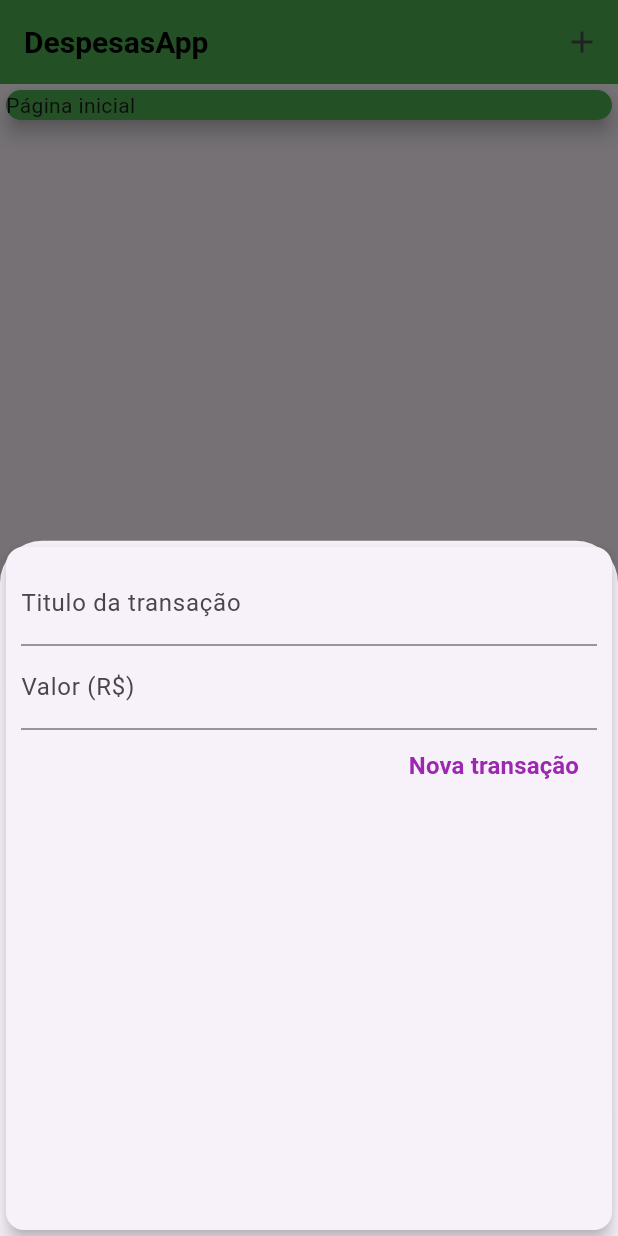
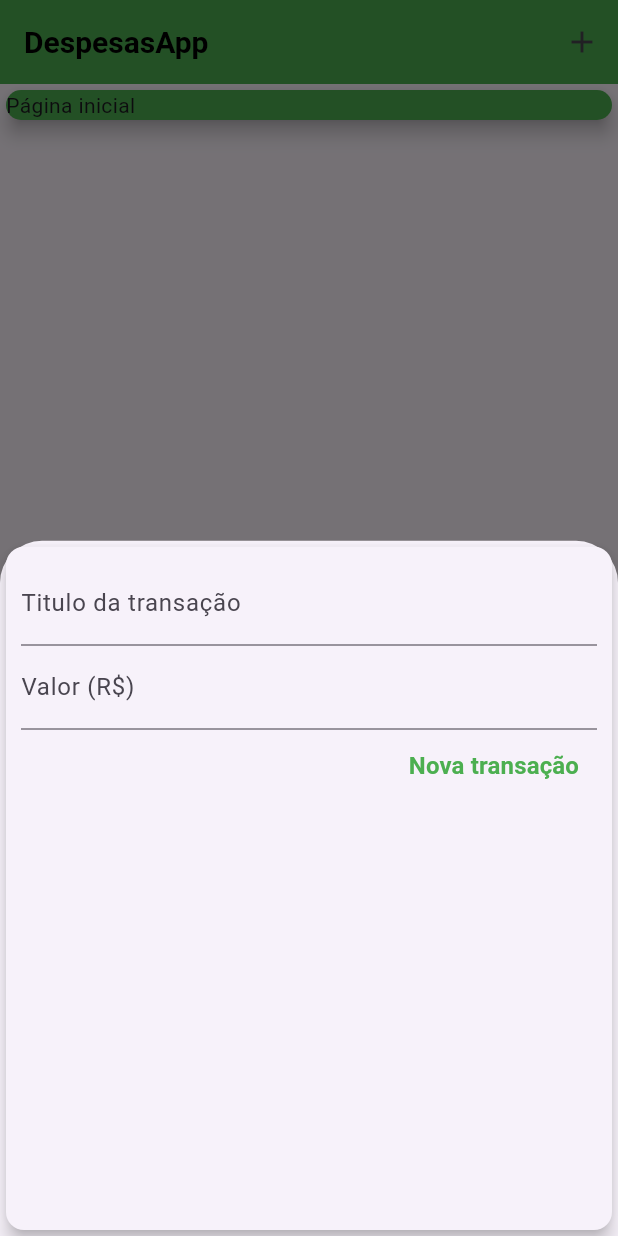
Before and after one commit to Bazchh/despesasApp, a Flutter app: the screen it shows after launch, after a tap on the "add" icon, on a phone screen of 412 x 824 dp. Run offline on Flutter 3.47's test engine with Material 3 defaults, Android fonts, the phone set to English and light mode, and no system bars; Roboto replaces fonts that are missing (OpenSans).

Commit message:
alterações pós remoção de arquivos e tema do app

```diff
--- a/despesas/lib/Componentes/FormularioDeTransacoes.dart
+++ b/despesas/lib/Componentes/FormularioDeTransacoes.dart
@@ -1,20 +1,25 @@
 import 'package:flutter/material.dart';
 
-class FormularioDeTransacoes extends StatelessWidget {
-  final controladorTitulo = TextEditingController();
-  final controladorValor = TextEditingController();
-
+class FormularioDeTransacoes extends StatefulWidget {
   final void Function(String, double) onSubmit;
 
   FormularioDeTransacoes(this.onSubmit);
 
+  @override
+  State<FormularioDeTransacoes> createState() => _FormularioDeTransacoesState();
+}
+
+class _FormularioDeTransacoesState extends State<FormularioDeTransacoes> {
+  final controladorTitulo = TextEditingController();
+  final controladorValor = TextEditingController();
+
   _submitForm() {
     final titulo = controladorTitulo.text;
     final valor = double.tryParse(controladorValor.text) ?? 0.0;
-    if(titulo.isEmpty || valor <= 0){
+    if (titulo.isEmpty || valor <= 0) {
       return;
     }
-    onSubmit(titulo, valor);
+    widget.onSubmit(titulo, valor);
   }
 
   @override
@@ -39,11 +44,13 @@ class FormularioDeTransacoes extends StatelessWidget {
               children: [
                 TextButton(
                   onPressed: () => _submitForm(),
-                  child: Text('Nova transação',
-                      style: TextStyle(
-                          fontSize: 16,
-                          fontWeight: FontWeight.bold,
-                          color: Colors.purple)),
+                  child: Text(
+                    'Nova transação',
+                    style: TextStyle(
+                      fontSize: 16,
+                      fontWeight: FontWeight.bold,
+                    ),
+                  ),
                 ),
               ],
             ),
```
Also changed, not shown: despesas/lib/Componentes/ListaDeTransacoes.dart (+6 -8 lines).
